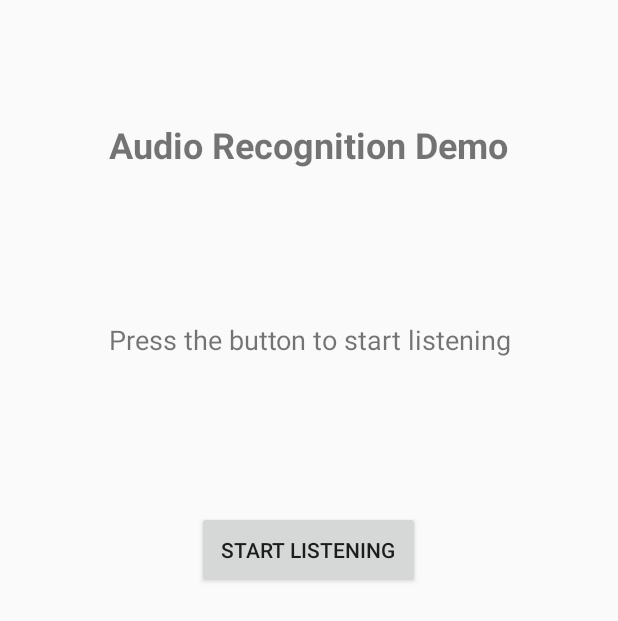
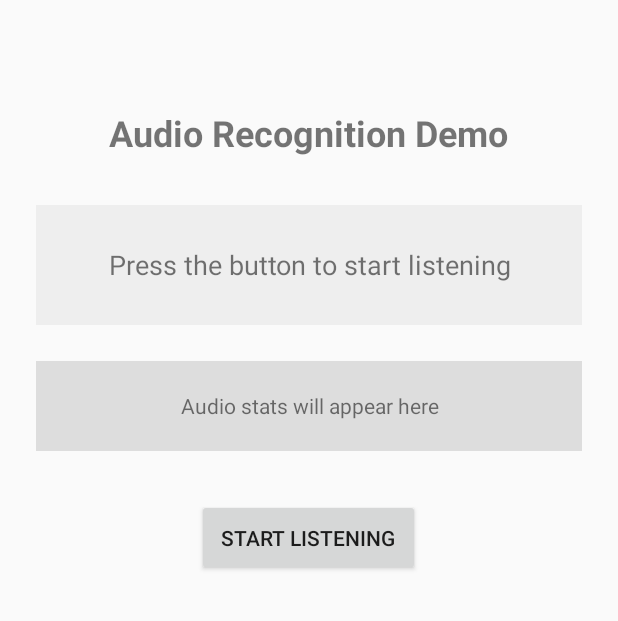
Before and after one commit to HakanEgeOzerol/B1gBr0ther, an Android app built with Jetpack Compose: the AudioRecognitionActivity screen opened directly, with no data from a screen before it, on a phone screen of 412 x 824 dp. Shown: the top 621 px of the screen. Run offline under Robolectric (Android 15) with nearby library versions, the phone set to English and light mode, and no system bars.

Commit message:
Moved audio recognition to new activity with runtime permission support

```diff
--- a/app/src/main/java/com/b1gbr0ther/AudioRecognitionActivity.kt
+++ b/app/src/main/java/com/b1gbr0ther/AudioRecognitionActivity.kt
@@ -18,6 +18,7 @@ import java.util.Locale
 
 class AudioRecognitionActivity : ComponentActivity() {
     private lateinit var statusTextView: TextView
+    private lateinit var transcriptTextView: TextView
 
     private var recognizer: SpeechRecognizer? = null
 
@@ -25,6 +26,7 @@ class AudioRecognitionActivity : ComponentActivity() {
     private var minDb = Float.MAX_VALUE
     private var maxDb = -Float.MAX_VALUE
     private var smoothedLevel = 0f
+
     private companion object {
         private const val SMOOTHING_FACTOR = 0.8f
     }
@@ -41,6 +43,7 @@ class AudioRecognitionActivity : ComponentActivity() {
         setContentView(R.layout.activity_audio_recognition)
 
         statusTextView = findViewById(R.id.statusTextView)
+        transcriptTextView = findViewById(R.id.transcriptTextView)
         findViewById<Button>(R.id.listenButton).setOnClickListener {
             checkPermissionAndStartRecognition()
         }
@@ -48,8 +51,7 @@ class AudioRecognitionActivity : ComponentActivity() {
 
     private fun checkPermissionAndStartRecognition() {
         if (ContextCompat.checkSelfPermission(
-                this,
-                Manifest.permission.RECORD_AUDIO
+                this, Manifest.permission.RECORD_AUDIO
             ) != PackageManager.PERMISSION_GRANTED
         ) {
             updateStatus("Please grant microphone permission")
@@ -116,22 +118,26 @@ class AudioRecognitionActivity : ComponentActivity() {
                 }
 
                 override fun onResults(results: Bundle?) {
-                    val spoken = results
-                        ?.getStringArrayList(SpeechRecognizer.RESULTS_RECOGNITION)
+                    val spoken = results?.getStringArrayList(SpeechRecognizer.RESULTS_RECOGNITION)
                         ?.firstOrNull().orEmpty()
+
                     val display = if (spoken.isNotEmpty()) spoken else "No speech detected"
-                    updateStatus("You said: $display")
+
+                    runOnUiThread {
+                        transcriptTextView.text = display
+                        updateStatus("Recognition complete")
+                    }
+
                     Toast.makeText(
-                        this@AudioRecognitionActivity,
-                        "Recognition complete",
-                        Toast.LENGTH_SHORT
+                        this@AudioRecognitionActivity, "Recognition complete", Toast.LENGTH_SHORT
                     ).show()
+
                     destroyRecognizer()
                 }
 
+
                 override fun onPartialResults(partial: Bundle?) {
-                    val text = partial
-                        ?.getStringArrayList(SpeechRecognizer.RESULTS_RECOGNITION)
+                    val text = partial?.getStringArrayList(SpeechRecognizer.RESULTS_RECOGNITION)
                         ?.firstOrNull().orEmpty()
                     if (text.isNotEmpty()) updateStatus("Partial: $text")
                 }
@@ -158,7 +164,9 @@ class AudioRecognitionActivity : ComponentActivity() {
 
             // configure and start
             val intent = Intent(RecognizerIntent.ACTION_RECOGNIZE_SPEECH).apply {
-                putExtra(RecognizerIntent.EXTRA_LANGUAGE_MODEL, RecognizerIntent.LANGUAGE_MODEL_FREE_FORM)
+                putExtra(
+                    RecognizerIntent.EXTRA_LANGUAGE_MODEL, RecognizerIntent.LANGUAGE_MODEL_FREE_FORM
+                )
                 putExtra(RecognizerIntent.EXTRA_LANGUAGE, Locale.getDefault())
                 putExtra(RecognizerIntent.EXTRA_PARTIAL_RESULTS, true)
                 putExtra(RecognizerIntent.EXTRA_MAX_RESULTS, 1)
--- a/app/src/main/res/layout/activity_audio_recognition.xml
+++ b/app/src/main/res/layout/activity_audio_recognition.xml
@@ -5,34 +5,48 @@
     android:layout_height="match_parent"
     android:orientation="vertical"
     android:gravity="center_horizontal"
-    android:padding="16dp"
+    android:padding="24dp"
     tools:context=".AudioRecognitionActivity">
 
     <TextView
         android:id="@+id/titleTextView"
         android:layout_width="wrap_content"
         android:layout_height="wrap_content"
-        android:layout_marginTop="64dp"
         android:text="Audio Recognition Demo"
         android:textSize="24sp"
-        android:textStyle="bold" />
+        android:textStyle="bold"
+        android:layout_marginTop="48dp"
+        android:layout_marginBottom="32dp" />
+
+    <TextView
+        android:id="@+id/transcriptTextView"
+        android:layout_width="match_parent"
+        android:layout_height="wrap_content"
+        android:minHeight="80dp"
+        android:gravity="center"
+        android:text="Press the button to start listening"
+        android:textSize="18sp"
+        android:background="#EEEEEE"
+        android:padding="12dp"
+        android:layout_marginBottom="24dp" />
 
     <TextView
         android:id="@+id/statusTextView"
         android:layout_width="match_parent"
         android:layout_height="wrap_content"
-        android:layout_marginTop="64dp"
+        android:minHeight="60dp"
         android:gravity="center"
-        android:minHeight="100dp"
-        android:text="Press the button to start listening"
-        android:textSize="18sp" />
+        android:text="Audio stats will appear here"
+        android:textSize="14sp"
+        android:background="#DDDDDD"
+        android:padding="10dp"
+        android:layout_marginBottom="32dp" />
 
     <Button
         android:id="@+id/listenButton"
         android:layout_width="wrap_content"
         android:layout_height="wrap_content"
-        android:layout_marginTop="64dp"
-        android:padding="16dp"
-        android:text="Start Listening" />
+        android:text="Start Listening"
+        android:padding="16dp" />
 
 </LinearLayout>
```
